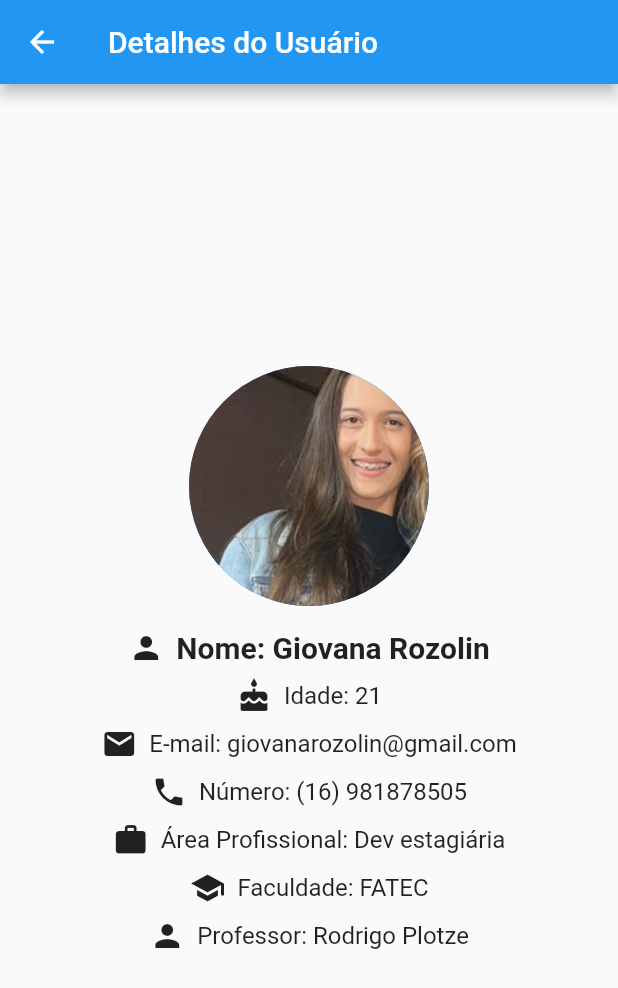
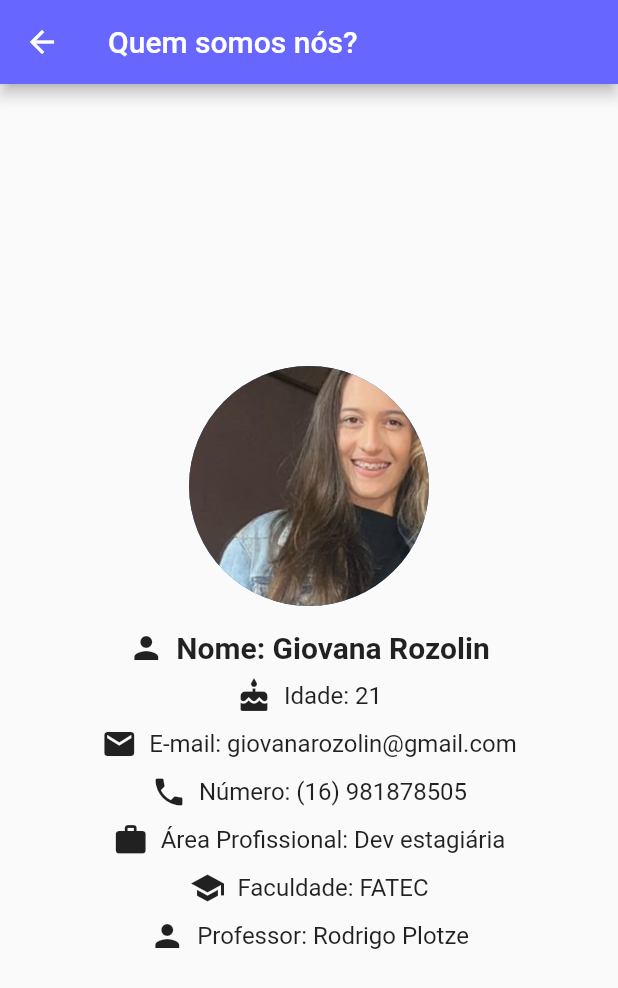
Before and after one commit to gabriellimad/IEvent, a Flutter app: the DetalhesAutor screen opened directly, on a phone screen of 412 x 824 dp. Shown: the top 988 px of the screen. Run offline on Flutter 3.47's test engine with Material 2 defaults, Android fonts, the light colour scheme and no system bars; our stand-ins replace cloud_firestore, device_preview, firebase_auth, firebase_core; accounts and stored records are empty.

Commit message:
ultimas alterações antes da entrega

```diff
--- a/lib/controller/evento_privado_controller.dart
+++ b/lib/controller/evento_privado_controller.dart
@@ -30,8 +30,7 @@ class EventoPrivadoController {
         .doc(id)
         .delete()
         .then((value) => sucesso(context, 'Evento excluído com sucesso'))
-        .catchError((e) => erro(context, 'ERRO: ${e.code.toString()}'))
-        .whenComplete(() => Navigator.of(context).pop());
+        .catchError((e) => erro(context, 'ERRO: ${e.code.toString()}'));
   }
 
   listar() {
--- a/lib/controller/evento_publico_controller.dart
+++ b/lib/controller/evento_publico_controller.dart
@@ -30,8 +30,7 @@ class EventoController {
         .doc(id)
         .delete()
         .then((value) => sucesso(context, 'Evento excluído com sucesso'))
-        .catchError((e) => erro(context, 'ERRO: ${e.code.toString()}'))
-        .whenComplete(() => Navigator.of(context).pop());
+        .catchError((e) => erro(context, 'ERRO: ${e.code.toString()}'));
   }
 
   listar() {
--- a/lib/view/detalhes_autor.dart
+++ b/lib/view/detalhes_autor.dart
@@ -26,7 +26,8 @@ class DetalhesAutor extends StatelessWidget {
   Widget build(BuildContext context) {
     return Scaffold(
       appBar: AppBar(
-        title: Text('Detalhes do Usuário'),
+        backgroundColor: Color.fromARGB(255, 103, 103, 255),
+        title: Text('Quem somos nós?'),
       ),
       body: Center(
         child: SingleChildScrollView(
--- a/lib/view/perfil.dart
+++ b/lib/view/perfil.dart
@@ -56,6 +56,7 @@ void deslogar() async {
   Widget build(BuildContext context) {
     return Scaffold(
       appBar: AppBar(
+        backgroundColor: Color.fromARGB(255, 103, 103, 255),
         title: Text('Perfil do Usuário'),
         actions: [
           IconButton(
```
Also changed, not shown: lib/images/iconeperfil.jpg (deleted), pubspec.lock.
